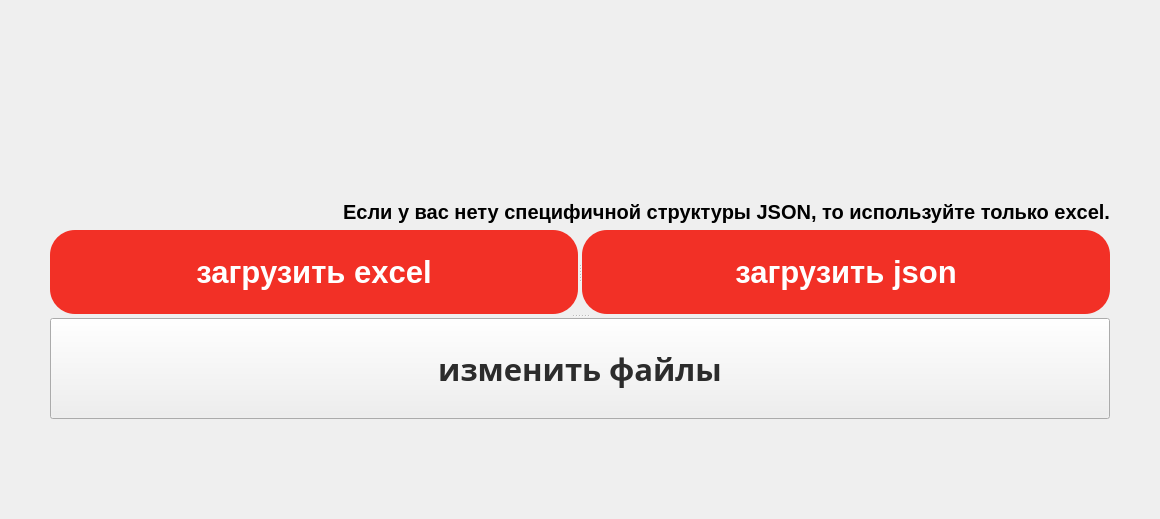
First picture: the form in dialog_2.1.ui, repository RO1T/convertor_front, before the edit.
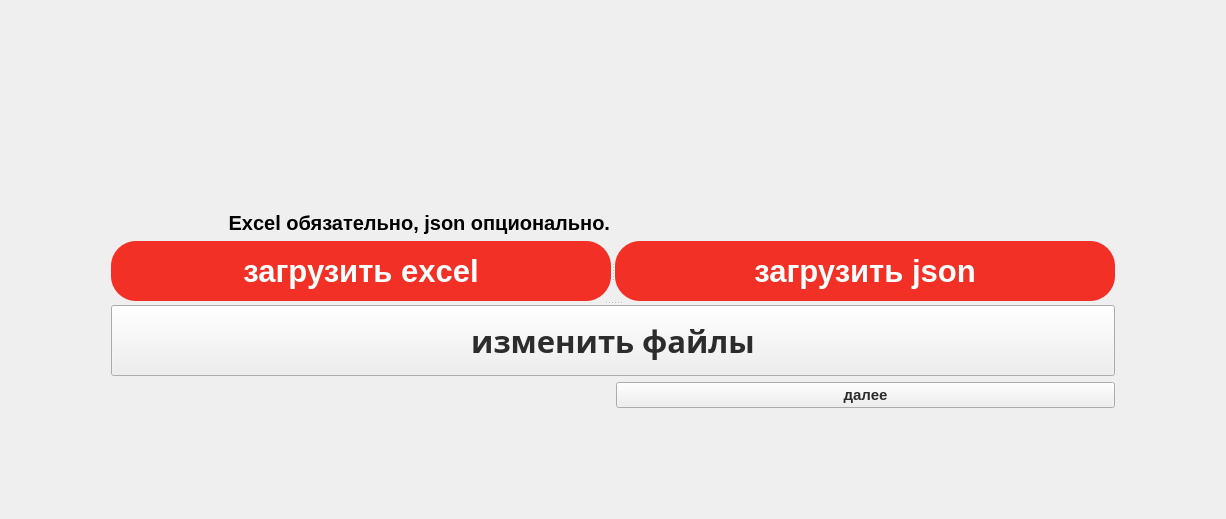
Second picture: the form after the edit.

Commit message: 1. бэк перенесен в отдельный файл. 2. добавлен скрипт обработок ошибок. (теперь для окна ошибки нужно вызвать один из методов из класса импортированного скрипта)

```diff
--- a/dialog_2.1.ui
+++ b/dialog_2.1.ui
@@ -14,19 +14,21 @@
    <string>Dialog</string>
   </property>
   <layout class="QVBoxLayout" name="verticalLayout">
+   <item>
+    <layout class="QGridLayout" name="gridLayout">
    <property name="leftMargin">
-    <number>50</number>
+      <number>100</number>
    </property>
    <property name="topMargin">
     <number>200</number>
    </property>
    <property name="rightMargin">
-    <number>50</number>
+      <number>100</number>
    </property>
    <property name="bottomMargin">
     <number>100</number>
    </property>
-   <item>
+     <item row="0" column="0">
     <widget class="QLabel" name="label">
      <property name="styleSheet">
       <string notr="true">
@@ -36,14 +38,14 @@
 text-align: center;</string>
      </property>
      <property name="text">
-      <string>Если у вас нету специфичной структуры JSON, то используйте только excel.</string>
+        <string>Excel обязательно, json опционально.</string>
      </property>
      <property name="alignment">
       <set>Qt::AlignRight|Qt::AlignTrailing|Qt::AlignVCenter</set>
      </property>
     </widget>
    </item>
-   <item>
+     <item row="1" column="0" colspan="2">
     <widget class="QSplitter" name="splitter_2">
      <property name="orientation">
       <enum>Qt::Vertical</enum>
@@ -140,6 +142,23 @@
       </property>
      </widget>
     </widget>
+     </item>
+     <item row="2" column="1">
+      <widget class="QPushButton" name="next_btn">
+       <property name="styleSheet">
+        <string notr="true">font-weight: 500;
+font-size: 15px;
+line-height: 38px;
+text-align: center;
+
+color: #2C2C2C;</string>
+       </property>
+       <property name="text">
+        <string>далее</string>
+       </property>
+      </widget>
+     </item>
+    </layout>
    </item>
   </layout>
  </widget>
```
Lines whose indentation alone changed are shown as unchanged. The commit also changes 5 other files.
